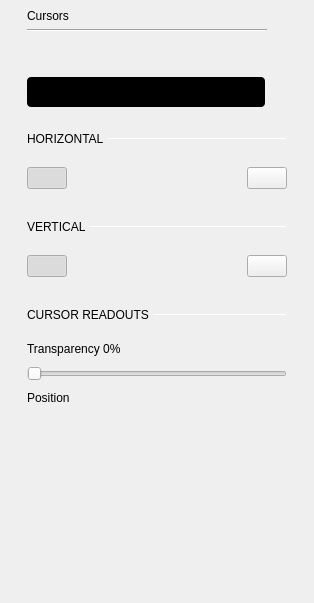
analogdevicesinc/scopy, file ui/cursors_settings.ui: the form before one commit.
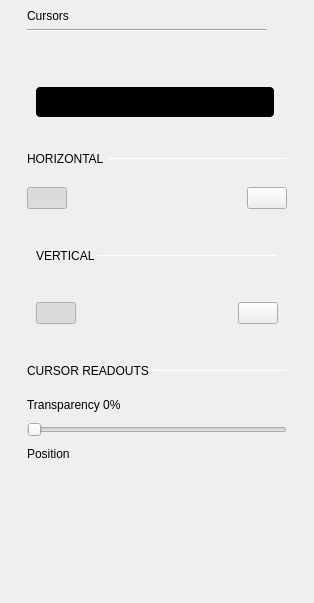
The form after the commit. Custom widgets are drawn as their Qt base class.

Commit message: Logic Analyzer: Removed spacers from Cursors menu

The edit to the form file:
```diff
--- a/ui/cursors_settings.ui
+++ b/ui/cursors_settings.ui
@@ -122,6 +122,15 @@
           <enum>QLayout::SetDefaultConstraint</enum>
          </property>
          <item>
+          <widget class="QWidget" name="widgteBtnNormalTrack" native="true">
+           <layout class="QVBoxLayout" name="verticalLayout_6">
+            <property name="topMargin">
+             <number>10</number>
+            </property>
+            <property name="bottomMargin">
+             <number>10</number>
+            </property>
+            <item>
           <spacer name="verticalSpacer_3">
            <property name="orientation">
             <enum>Qt::Vertical</enum>
@@ -138,11 +147,6 @@
           </spacer>
          </item>
          <item>
-          <layout class="QVBoxLayout" name="verticalLayout_6">
-           <property name="topMargin">
-            <number>0</number>
-           </property>
-           <item>
             <widget class="adiscope::CustomSwitch" name="btnNormalTrack">
              <property name="enabled">
               <bool>true</bool>
@@ -246,8 +250,6 @@
              </property>
             </widget>
            </item>
-          </layout>
-         </item>
          <item>
           <spacer name="verticalSpacer_7">
            <property name="orientation">
@@ -264,6 +266,9 @@
            </property>
           </spacer>
          </item>
+           </layout>
+          </widget>
+         </item>
          <item>
           <layout class="QHBoxLayout" name="horizontalLayout_4">
            <property name="topMargin">
@@ -378,6 +383,7 @@
         </layout>
        </item>
        <item>
+        <widget class="QWidget" name="widgetVertical" native="true">
         <layout class="QGridLayout" name="gridLayout_2">
          <property name="horizontalSpacing">
           <number>0</number>
@@ -453,8 +459,10 @@
           </spacer>
          </item>
         </layout>
+        </widget>
        </item>
        <item>
+        <widget class="QWidget" name="widgetVerticalBtns" native="true">
         <layout class="QVBoxLayout" name="verticalLayout_4">
          <property name="spacing">
           <number>10</number>
@@ -503,6 +511,7 @@
           </layout>
          </item>
         </layout>
+        </widget>
        </item>
        <item>
         <layout class="QVBoxLayout" name="verticalLayout_2">
```
Lines whose indentation alone changed are shown as unchanged. The commit also changes 1 other file.
